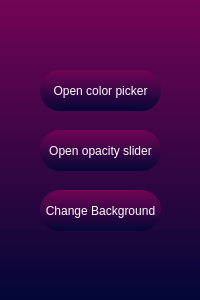
CodeALPHA007/Shunya, file New_Assets/dial_1.ui: the form before one commit.
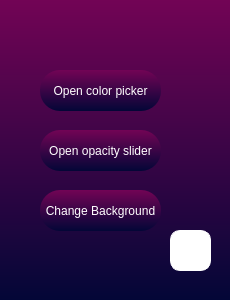
The form after the commit.

The edit to the form file:
```diff
--- a/New_Assets/dial_1.ui
+++ b/New_Assets/dial_1.ui
@@ -6,7 +6,7 @@
    <rect>
     <x>0</x>
     <y>0</y>
-    <width>200</width>
+    <width>230</width>
     <height>300</height>
    </rect>
   </property>
@@ -67,6 +67,32 @@
     <string>Change Background</string>
    </property>
   </widget>
+  <widget class="QPushButton" name="reset_button">
+   <property name="geometry">
+    <rect>
+     <x>170</x>
+     <y>230</y>
+     <width>41</width>
+     <height>41</height>
+    </rect>
+   </property>
+   <property name="cursor">
+    <cursorShape>ArrowCursor</cursorShape>
+   </property>
+   <property name="toolTip">
+    <string>&lt;html&gt;&lt;head/&gt;&lt;body&gt;&lt;p&gt;Reset&lt;/p&gt;&lt;/body&gt;&lt;/html&gt;</string>
+   </property>
+   <property name="styleSheet">
+    <string notr="true">color:black;
+font: italic 10pt &quot;Segoe UI Semilight&quot;;
+border: 0.5px solid white;
+border-radius:10px;
+background-color: white;</string>
+   </property>
+   <property name="text">
+    <string/>
+   </property>
+  </widget>
  </widget>
  <resources/>
  <connections/>
```
Left out of the diff: 2 changed lines with no effect on the pictures.
